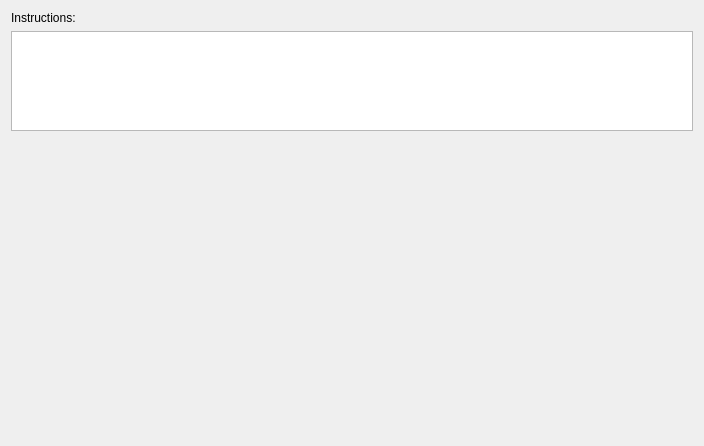
Before: the Qt Designer form src/wizards/prescription_02.ui in kyledevans/Medicine-Track, drawn with Qt 5.
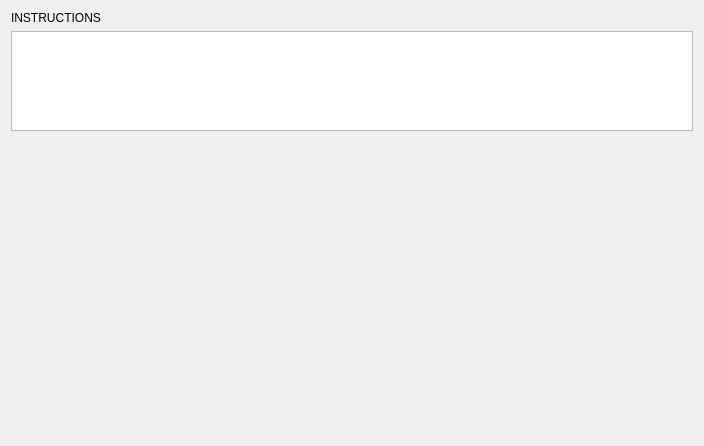
After: the same form once the commit is applied.

Patch:
```diff
--- a/src/wizards/prescription_02.ui
+++ b/src/wizards/prescription_02.ui
@@ -14,7 +14,7 @@
    <item>
     <widget class="QLabel" name="instructionsLabel">
      <property name="text">
-      <string>Instructions:</string>
+      <string comment="INSTRUCTIONS EDIT LABEL">INSTRUCTIONS</string>
      </property>
     </widget>
    </item>
```
Left out of the diff: 6 changed lines with no effect on the pictures.
